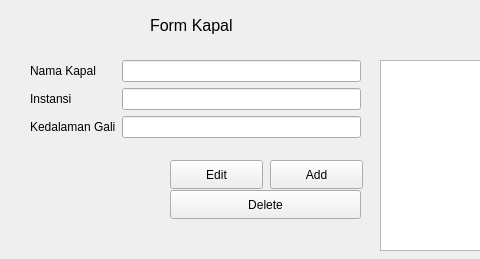
Before: the Qt Designer form formkapal.ui in Yadija/tugas_visual_2, drawn with Qt 5; both pictures show x 0 to 480 and y 0 to 259 of the 975 by 259 pixel window.
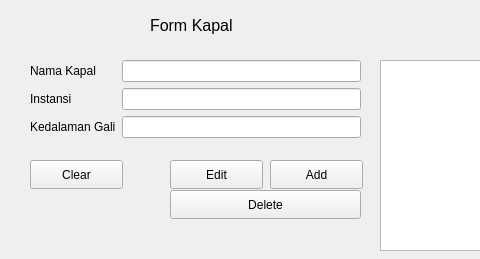
After: the same form once the commit is applied.

Commit message: ⚒️build: add clean form and click table to form kapal

The edit to the form file:
```diff
--- a/formkapal.ui
+++ b/formkapal.ui
@@ -122,6 +122,19 @@
     </rect>
    </property>
   </widget>
+  <widget class="QPushButton" name="pushButtonClear">
+   <property name="geometry">
+    <rect>
+     <x>30</x>
+     <y>160</y>
+     <width>93</width>
+     <height>29</height>
+    </rect>
+   </property>
+   <property name="text">
+    <string>Clear</string>
+   </property>
+  </widget>
  </widget>
  <resources/>
  <connections/>
```
The commit also changes 2 other files.
